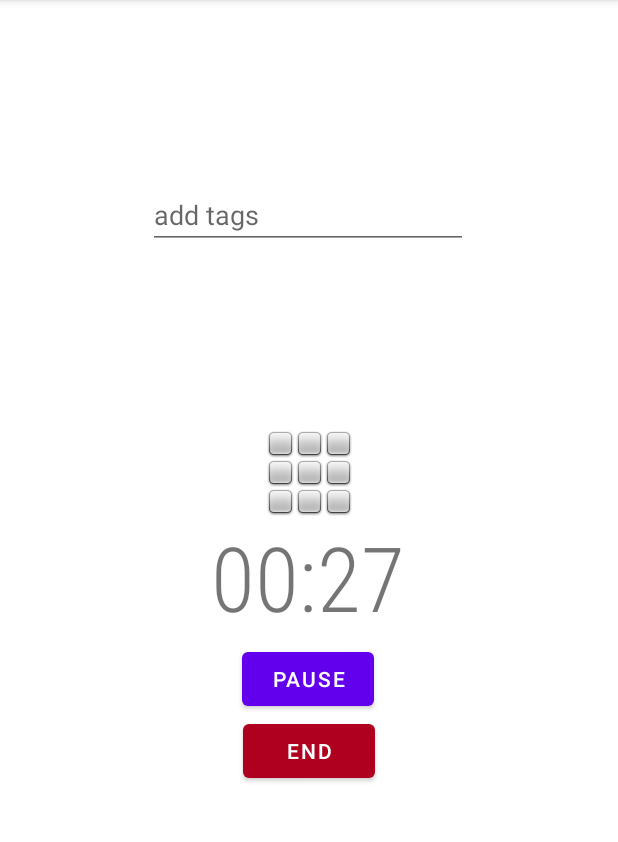
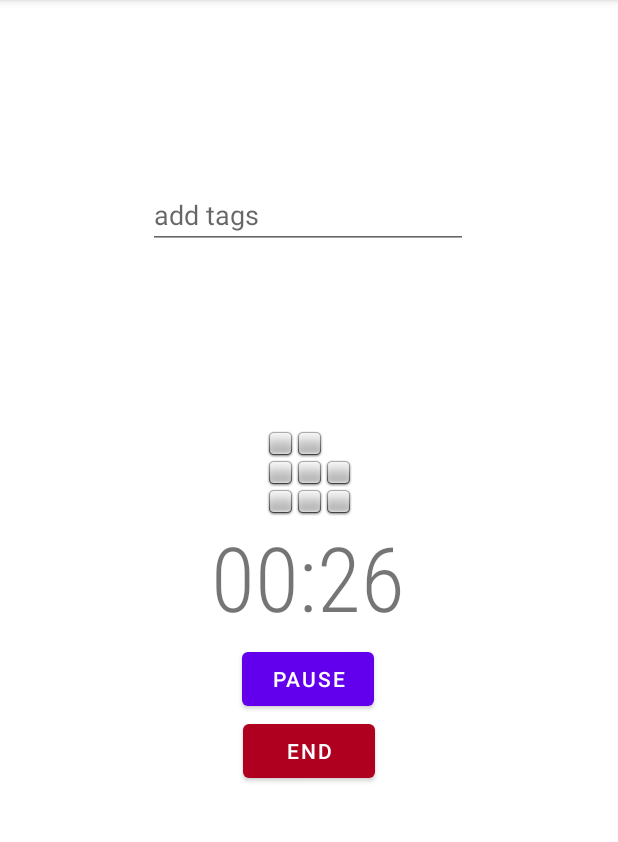
Before and after one commit to smaukay/BeyondPomodoro, an Android app: the screen it shows after launch (MainActivity), after a tap on an icon or button, on a phone screen of 412 x 824 dp, the part 84-926 px from its top. Run offline under Robolectric (Android 15) with nearby library versions, the phone set to English and light mode, and no system bars; our stand-ins replace navigation-ui; 3 other taps on this screen came first.

Commit message:
visual blocks to indicate passage of time, also changed the timer display logic to use millis variable in callback

```diff
--- a/app/src/main/java/com/example/beyondpomodoro/ui/home/HomeFragment.kt
+++ b/app/src/main/java/com/example/beyondpomodoro/ui/home/HomeFragment.kt
@@ -10,12 +10,10 @@ import android.provider.CalendarContract
 import android.view.LayoutInflater
 import android.view.View
 import android.view.View.INVISIBLE
+import android.view.View.VISIBLE
 import android.view.ViewGroup
 import android.view.inputmethod.EditorInfo
-import android.widget.Button
-import android.widget.EditText
-import android.widget.TextView
-import android.widget.Toast
+import android.widget.*
 import androidx.core.view.children
 import androidx.fragment.app.DialogFragment
 import androidx.fragment.app.Fragment
@@ -25,6 +23,7 @@ import com.example.beyondpomodoro.databinding.FragmentHomeBinding
 import com.google.android.material.chip.Chip
 import com.google.android.material.chip.ChipGroup
 import java.util.*
+import kotlin.math.ceil
 
 class EndSessionDialogFragment(caller: HomeFragment) : DialogFragment() {
     private val caller: HomeFragment = caller
@@ -81,6 +80,8 @@ class SetTimeDialogFragment(caller: HomeFragment): DialogFragment() {
 
 class HomeFragment : Fragment() {
 
+    private var numBlocksShow: UInt = 9u
+    private var imageButtonList: List<ImageView?>? = null
     private var sessionTimeSecondsLeft: UInt = 30u
     private var sessionTimeSeconds: UInt = 30u
     private var editTags: EditText? = null
@@ -160,6 +161,9 @@ class HomeFragment : Fragment() {
         this.pomodoroComplete = false
         this.pomodoroActive = false
 
+        // show all visual image blocks
+        showAllVisualBlocks()
+
     }
 
     override fun onCreateView(
@@ -180,8 +184,10 @@ class HomeFragment : Fragment() {
         super.onViewCreated(view, savedInstanceState)
         val cls = this
 
-        this.editTags = view.findViewById<EditText>(R.id.editTextTags)
-        this.editTags?.setOnEditorActionListener { v, actionId, event ->
+        setupVisualBlocks(view)
+
+        editTags = view.findViewById<EditText>(R.id.editTextTags)
+        editTags?.setOnEditorActionListener { v, actionId, event ->
             return@setOnEditorActionListener when (actionId) {
                 EditorInfo.IME_ACTION_SEND -> {
                     // add a new chip to the group
@@ -212,7 +218,7 @@ class HomeFragment : Fragment() {
             }
         }
 
-        this.textViewSeconds = view.findViewById<TextView>(R.id.textView2).apply {
+        textViewSeconds = view.findViewById<TextView>(R.id.textView2).apply {
             text = convertMinutesToDisplayString()
 
             // onclick open dialog to enter time
@@ -236,13 +242,15 @@ class HomeFragment : Fragment() {
 
             }
         }
-        this.endButton = view.findViewById<Button>(R.id.button4).apply {
+
+        endButton = view.findViewById<Button>(R.id.button4).apply {
             this.setOnClickListener {
                 // Confirm if session to be saved?
                 EndSessionDialogFragment(cls).show(parentFragmentManager, "end_session")
             }
         }
-        this.button = view.findViewById<Button>(R.id.button).apply {
+
+        button = view.findViewById<Button>(R.id.button).apply {
             val but = this
             this.setOnClickListener {
                 if (cls.pomodoroActive) {
@@ -270,8 +278,41 @@ class HomeFragment : Fragment() {
         }
     }
 
-    private fun changeTime() {
-        TODO("Not yet implemented")
+    fun setupVisualBlocks(view: View) {
+        // create array of buttons
+        // TODO: setup colour themes etc if needed
+        val imageButtonIds = arrayOf(
+            R.id.imageButton1,
+            R.id.imageButton2,
+            R.id.imageButton3,
+            R.id.imageButton4,
+            R.id.imageButton5,
+            R.id.imageButton6,
+            R.id.imageButton7,
+            R.id.imageButton8,
+            R.id.imageButton9,
+        )
+
+        imageButtonList = imageButtonIds.map {
+            view.findViewById<ImageView>(it)
+        }
+
+        println("DEBUG: Found $imageButtonList.size visual blocks")
+    }
+
+    fun showAllVisualBlocks() {
+        // when user ends session, set all visual blocks back to active
+        imageButtonList?.forEach {
+            it?.visibility = VISIBLE
+        }
+    }
+
+    fun disappearVisualBlockAt(idx: Int) {
+        imageButtonList?.let { list ->
+            list[idx]?.let {
+                it.visibility = VISIBLE
+            }
+        }
     }
 
     override fun onDestroyView() {
@@ -282,11 +323,26 @@ class HomeFragment : Fragment() {
     private fun countDownTimerCreate(textSeconds: TextView, cls: HomeFragment, millisLeft: Long, but: Button) : CountDownTimer {
         return object: CountDownTimer(millisLeft, 1000) {
             override fun onTick(millisUntilFinished: Long) {
-                cls.sessionTimeSecondsLeft = cls.sessionTimeSecondsLeft - 1u
+                cls.sessionTimeSecondsLeft = (millisUntilFinished.toUInt())/1000u
                 textSeconds.text = convertMinutesToDisplayString()
+
+                // check if any visualblocks to be disappeared?
+                val numBlocksShow = ceil(((millisUntilFinished.toFloat() / 1000f) / (cls.sessionTimeSeconds.toFloat()) * 9f)).toUInt()
+                println("numblocks: $numBlocksShow")
+                if(cls.numBlocksShow != numBlocksShow) {
+                    // number of blocks to show changed
+                    cls.imageButtonList?.let {
+                        it.subList(numBlocksShow.toInt(), 9).forEach {
+                            it?.visibility = INVISIBLE
+                        }
+                        cls.numBlocksShow = numBlocksShow
+                    }
+                }
             }
 
             override fun onFinish() {
+                cls.hideAllVisualBlocks()
+
                 val toast = Toast.makeText(
                     view?.context,
                     cls.getString(R.string.pomodoro_toast_session_complete),
@@ -300,6 +356,13 @@ class HomeFragment : Fragment() {
         }
     }
 
+    private fun hideAllVisualBlocks() {
+        imageButtonList?.forEach {
+            it?.visibility = INVISIBLE
+        }
+
+    }
+
     fun setSessionTime(s: UInt) {
         sessionTimeSeconds = s
         sessionTimeSecondsLeft = s
--- a/app/src/main/res/layout/fragment_home.xml
+++ b/app/src/main/res/layout/fragment_home.xml
@@ -84,7 +84,55 @@
             android:layout_height="match_parent">
 
             <ImageView
-                android:id="@+id/imageButton"
+                android:id="@+id/imageButton7"
+                android:layout_width="match_parent"
+                android:layout_height="match_parent"
+                android:src="@android:drawable/checkbox_off_background" />
+
+            <ImageView
+                android:id="@+id/imageButton8"
+                android:layout_width="match_parent"
+                android:layout_height="match_parent"
+                android:src="@android:drawable/checkbox_off_background" />
+
+            <ImageView
+                android:id="@+id/imageButton9"
+                android:layout_width="match_parent"
+                android:layout_height="match_parent"
+                android:src="@android:drawable/checkbox_off_background" />
+
+        </TableRow>
+
+        <TableRow
+            android:layout_width="match_parent"
+            android:layout_height="match_parent">
+
+            <ImageView
+                android:id="@+id/imageButton6"
+                android:layout_width="match_parent"
+                android:layout_height="match_parent"
+                android:src="@android:drawable/checkbox_off_background" />
+
+            <ImageView
+                android:id="@+id/imageButton5"
+                android:layout_width="match_parent"
+                android:layout_height="match_parent"
+                android:src="@android:drawable/checkbox_off_background" />
+
+            <ImageView
+                android:id="@+id/imageButton4"
+                android:layout_width="match_parent"
+                android:layout_height="match_parent"
+                android:src="@android:drawable/checkbox_off_background" />
+
+        </TableRow>
+
+        <TableRow
+            android:layout_width="match_parent"
+            android:layout_height="match_parent">
+
+            <ImageView
+                android:id="@+id/imageButton1"
                 android:layout_width="match_parent"
                 android:layout_height="match_parent"
                 android:src="@android:drawable/checkbox_off_background" />
@@ -103,54 +151,6 @@
 
         </TableRow>
 
-        <TableRow
-            android:layout_width="match_parent"
-            android:layout_height="match_parent">
-
-            <ImageView
-                android:id="@+id/imageButton8"
-                android:layout_width="match_parent"
-                android:layout_height="match_parent"
-                android:src="@android:drawable/checkbox_off_background" />
-
-            <ImageView
-                android:id="@+id/imageButton9"
-                android:layout_width="match_parent"
-                android:layout_height="match_parent"
-                android:src="@android:drawable/checkbox_off_background" />
-
-            <ImageView
-                android:id="@+id/imageButton10"
-                android:layout_width="match_parent"
-                android:layout_height="match_parent"
-                android:src="@android:drawable/checkbox_off_background" />
-
-        </TableRow>
-
-        <TableRow
-            android:layout_width="match_parent"
-            android:layout_height="match_parent">
-
-            <ImageView
-                android:id="@+id/imageButton14"
-                android:layout_width="match_parent"
-                android:layout_height="match_parent"
-                android:src="@android:drawable/checkbox_off_background" />
-
-            <ImageView
-                android:id="@+id/imageButton15"
-                android:layout_width="match_parent"
-                android:layout_height="match_parent"
-                android:src="@android:drawable/checkbox_off_background" />
-
-            <ImageView
-                android:id="@+id/imageButton16"
-                android:layout_width="match_parent"
-                android:layout_height="match_parent"
-                android:src="@android:drawable/checkbox_off_background" />
-
-        </TableRow>
-
     </TableLayout>
 
 </androidx.constraintlayout.widget.ConstraintLayout>
```
